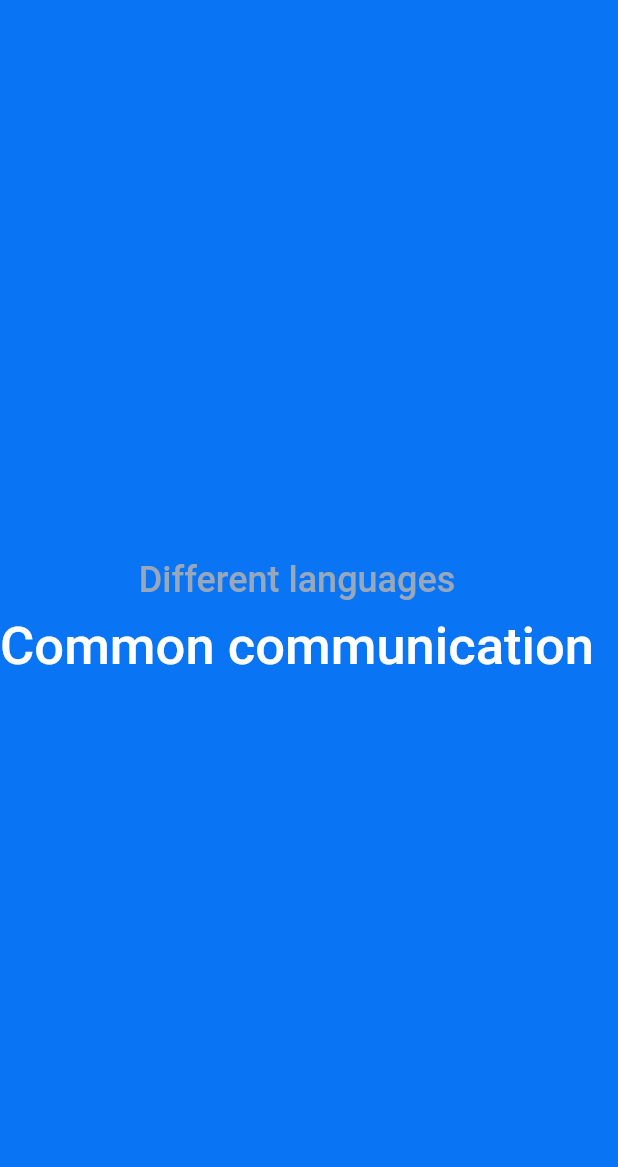
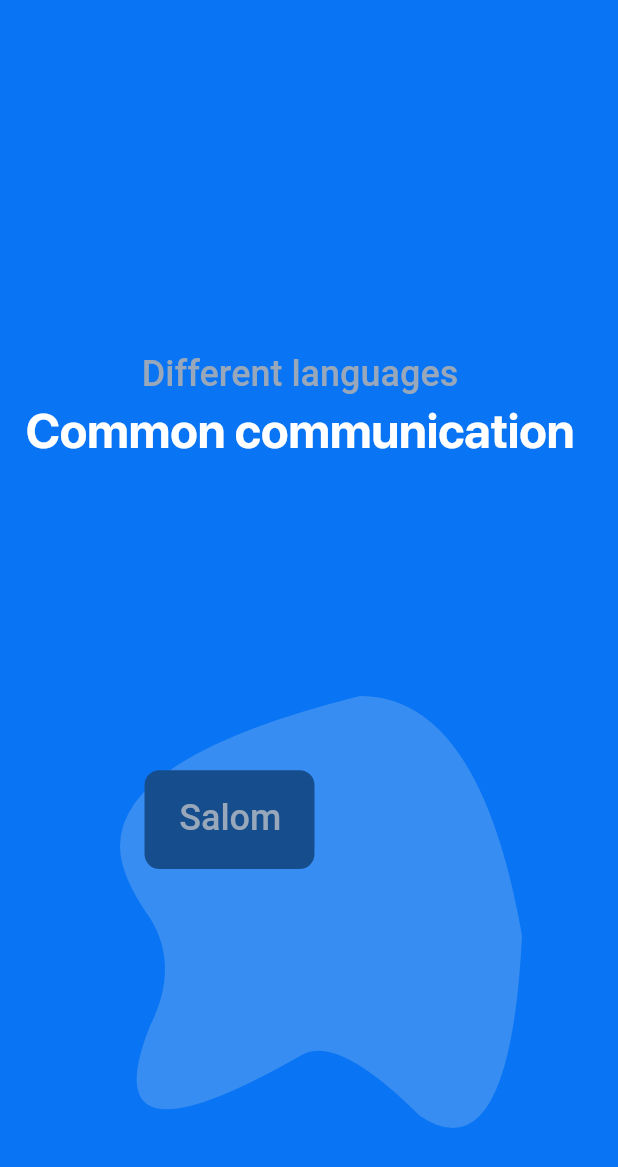
Before and after one commit to YorqinBek7/Google-Translation-clone, a Flutter app: the screen it shows after launch, on a phone screen of 412 x 824 dp. Shown: the top 1167 px of the screen. Run offline on Flutter 3.47's test engine with Material 2 defaults, Android fonts, the phone set to English and light mode, and no system bars; statements that could not run were skipped.

Commit message:
painted with custompainter

```diff
--- a/lib/ui/route.dart
+++ b/lib/ui/route.dart
@@ -16,7 +16,7 @@ class OnGenareteRoute {
       case '/on_boarding_first':
         return navigatePage(const OnBoardingFirst(), settings);
       case '/on_boarding_second':
-        return navigatePage(const OnBoardingSecond(), settings);
+        return navigatePage(OnBoardingSecond(), settings);
     }
   }
 
--- a/lib/ui/splash_screen/on_boarding_2.dart
+++ b/lib/ui/splash_screen/on_boarding_2.dart
@@ -1,4 +1,5 @@
 import 'package:flutter/material.dart';
+import 'package:gtranslation_clone/utils/colors.dart';
 
 class OnBoardingSecond extends StatelessWidget {
   const OnBoardingSecond({super.key});
@@ -9,21 +10,111 @@ class OnBoardingSecond extends StatelessWidget {
       appBar: AppBar(),
       body: Column(
         children: [
-          Spacer(),
+          Spacer(
+            flex: 2,
+          ),
           Text(
             'Different languages',
             style: Theme.of(context).textTheme.headline3,
           ),
           SizedBox(
-            height: 10.0,
+            height: 5.0,
           ),
           Text(
             'Common communication',
-            style: Theme.of(context).textTheme.headline1,
+            style: Theme.of(context).textTheme.headline2,
+            textAlign: TextAlign.start,
           ),
-          Spacer(),
+          const Spacer(),
+          Stack(
+            children: [
+              SizedBox(
+                height: 400,
+                width: 400,
+                child: CustomPaint(
+                  painter: BackgroundPainter(),
+                ),
+              ),
+              Positioned(
+                left: 50.0,
+                top: 40.0,
+                child: SizedBox(
+                  height: MediaQuery.of(context).size.height * .2,
+                  width: MediaQuery.of(context).size.width * .5,
+                  child: CustomPaint(
+                    painter: FirstChatPainter(),
+                  ),
+                ),
+              ),
+              Positioned(
+                left: MediaQuery.of(context).size.width * .29,
+                top: MediaQuery.of(context).size.height * .13,
+                child: Text(
+                  'Salom',
+                  style: Theme.of(context).textTheme.headline3,
+                ),
+              ),
+            ],
+          )
         ],
       ),
     );
   }
 }
+
+class BackgroundPainter extends CustomPainter {
+  @override
+  void paint(Canvas canvas, Size size) {
+    final paint = Paint()
+      ..strokeWidth = 2.0
+      ..style = PaintingStyle.fill
+      ..color = GTranslationColors.C_378DF1;
+
+    final path = Path();
+    path.moveTo(size.width * .6, size.height * .1);
+
+    path.quadraticBezierTo(
+        size.width * .2, size.height * .2, size.width * .2, size.height * .35);
+    path.quadraticBezierTo(
+        size.width * .2, size.height * .4, size.width * .25, size.height * .47);
+    path.quadraticBezierTo(size.width * .3, size.height * .55, size.width * .25,
+        size.height * .65);
+    path.quadraticBezierTo(
+        size.width * .15, size.height * .9, size.width * .5, size.height * .7);
+    path.quadraticBezierTo(
+        size.width * .56, size.height * .66, size.width * .7, size.height * .8);
+    path.quadraticBezierTo(
+        size.width * .85, size.height * .9, size.width * .87, size.height * .5);
+    path.quadraticBezierTo(
+        size.width * .8, size.height * .1, size.width * .6, size.height * .1);
+    path.close();
+    canvas.drawPath(path, paint);
+  }
+
+  @override
+  bool shouldRepaint(covariant CustomPainter oldDelegate) => false;
+}
+
+class FirstChatPainter extends CustomPainter {
+  @override
+  void paint(Canvas canvas, Size size) {
+    final paint = Paint()
+      ..strokeWidth = 2.0
+      ..style = PaintingStyle.fill
+      ..color = GTranslationColors.C_164D8D;
+    canvas.drawRRect(
+      RRect.fromRectAndRadius(
+        Rect.fromCenter(
+          center: Offset(size.width * .5, size.height * .5),
+          width: size.width * .55,
+          height: size.height * .4,
+        ),
+        const Radius.circular(10.0),
+      ),
+      paint,
+    );
+  }
+
+  @override
+  bool shouldRepaint(covariant CustomPainter oldDelegate) => true;
+}
--- a/lib/utils/colors.dart
+++ b/lib/utils/colors.dart
@@ -3,7 +3,9 @@ import 'dart:ui';
 class GTranslationColors {
   static const Color white = Color(0xffffffff);
   static const Color black = Color(0xff000000);
+  static const Color mainColor = Color(0xff0975F4);
   static const Color C_98A8BA = Color(0xff98A8BA);
   static const Color C_E5E5E5 = Color(0xffE5E5E5);
-  static const Color mainColor = Color(0xff0975F4);
+  static const Color C_378DF1 = Color(0xff378DF1);
+  static const Color C_164D8D = Color(0xff164D8D);
 }
```
